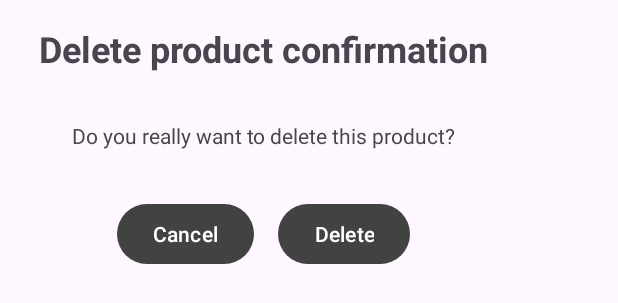
After one commit to youssef-faik/retail-manager-mobile-app, an Android app: the layout delete_product.xml on its own in the app's theme, with its tools: preview values and no code run, on a phone screen of 412 x 824 dp. The commit adds this screen. Shown: the top 303 px of the screen. Run offline under Robolectric (Android 15) with nearby library versions, the phone set to English and light mode, and no system bars.

Commit message:
add delete product confirmation dialog

```diff
--- a/app/src/main/java/com/example/myapplication/ProductListAdapter.java
+++ b/app/src/main/java/com/example/myapplication/ProductListAdapter.java
@@ -74,8 +74,7 @@ public class ProductListAdapter extends ArrayAdapter<ProductResponseDto> {
 
         } else {
           // Handle delete menu item click
-          new DeleteProductTask().execute(product.getId());
-          Toast.makeText(this.getContext(), "Product deleted successfully", Toast.LENGTH_SHORT).show();
+          showDeleteProductDialog(product);
           return itemId == R.id.deleteProductMenuItem;
         }
       });
@@ -205,6 +204,40 @@ public class ProductListAdapter extends ArrayAdapter<ProductResponseDto> {
     new GetProductsTask().execute();
   }
 
+  private void showDeleteProductDialog(ProductResponseDto product) {
+    final Dialog dialog = new Dialog(getContext());
+    dialog.getWindow().setBackgroundDrawableResource(R.drawable.listview_background);
+    dialog.setContentView(R.layout.delete_product);
+
+    Button cancelButton = dialog.findViewById(R.id.button_cancel);
+    cancelButton.setOnClickListener(new View.OnClickListener() {
+      @Override
+      public void onClick(View v) {
+        dialog.dismiss();
+      }
+    });
+
+    Button deleteButton = dialog.findViewById(R.id.button_delete);
+    deleteButton.setOnClickListener(new View.OnClickListener() {
+      @Override
+      public void onClick(View v) {
+        // Disable the button
+        deleteButton.setEnabled(false);
+
+        // Perform API call to delete this product
+        new DeleteProductTask().execute(product.getId());
+        Toast.makeText(getContext(), "Product deleted successfully", Toast.LENGTH_SHORT).show();
+        dialog.dismiss();
+
+        // Enable the button
+        deleteButton.setEnabled(true);
+
+      }
+    });
+
+    dialog.show();
+  }
+
   private class GetProductsTask extends AsyncTask<Void, Void, List<ProductResponseDto>> {
     @Override
     protected List<ProductResponseDto> doInBackground(Void... voids) {
@@ -263,4 +296,5 @@ public class ProductListAdapter extends ArrayAdapter<ProductResponseDto> {
     }
   }
 
+
 }
--- /dev/null
+++ b/app/src/main/res/layout/delete_product.xml
@@ -0,0 +1,47 @@
+<?xml version="1.0" encoding="utf-8"?>
+<LinearLayout xmlns:android="http://schemas.android.com/apk/res/android"
+    xmlns:tools="http://schemas.android.com/tools"
+    android:layout_width="320dp"
+    android:layout_height="wrap_content"
+    android:layout_margin="16dp"
+    android:orientation="vertical"
+    tools:ignore="TextSizeCheck">
+
+    <TextView
+        android:id="@+id/dialog_title"
+        android:layout_width="wrap_content"
+        android:layout_height="wrap_content"
+        android:layout_gravity="center_horizontal"
+        android:layout_marginBottom="32dp"
+        android:text="@string/delete_product_confirmation"
+        android:textSize="24sp"
+        android:textStyle="bold" />
+
+    <TextView
+        android:layout_width="wrap_content"
+        android:layout_height="wrap_content"
+        android:layout_gravity="center_horizontal"
+        android:text="@string/do_you_really_want_to_delete_this_product" />
+
+    <LinearLayout
+        android:layout_width="match_parent"
+        android:layout_height="wrap_content"
+        android:layout_marginTop="32dp"
+        android:gravity="center">
+
+        <Button
+            android:id="@+id/button_cancel"
+            android:layout_width="wrap_content"
+            android:layout_height="wrap_content"
+            android:layout_marginEnd="16dp"
+            android:text="@string/cancel" />
+
+        <Button
+            android:id="@+id/button_delete"
+            android:layout_width="wrap_content"
+            android:layout_height="wrap_content"
+            android:text="@string/delete" />
+
+    </LinearLayout>
+
+</LinearLayout>
--- a/app/src/main/res/values/strings.xml
+++ b/app/src/main/res/values/strings.xml
@@ -21,4 +21,7 @@
     <string name="email_placeholder">yusef@mail.com</string>
     <string name="password_placeholder">secret-password</string>
     <string name="selling_price">Selling Price</string>
+    <string name="delete">Delete</string>
+    <string name="delete_product_confirmation">Delete product confirmation</string>
+    <string name="do_you_really_want_to_delete_this_product">Do you really want to delete this product?</string>
 </resources>
```
